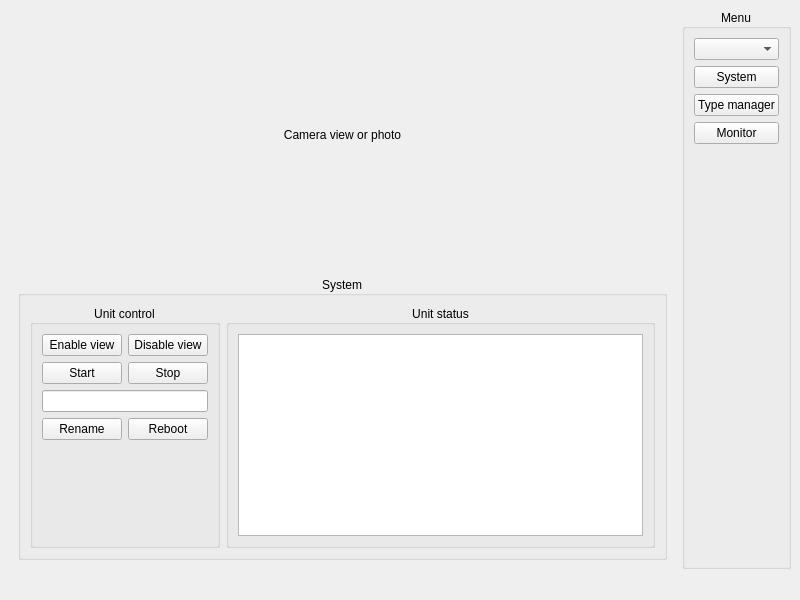
First picture: the form in ControlGUI/src/GUI/mainwindow.ui, repository VinTRiZz/RemoteObjectDetector, before the edit.
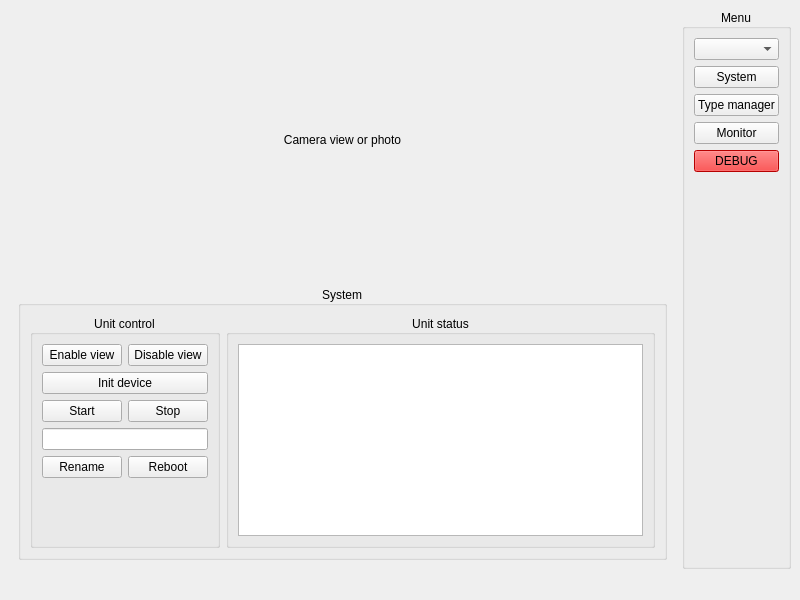
Second picture: the form after the edit. The open tabs and pages were chosen to show the change.

What changed in the file:
```diff
--- a/ControlGUI/src/GUI/mainwindow.ui
+++ b/ControlGUI/src/GUI/mainwindow.ui
@@ -24,7 +24,7 @@
     <item row="1" column="0">
      <widget class="QStackedWidget" name="menu_stackedWidget">
       <property name="currentIndex">
-       <number>0</number>
+       <number>1</number>
       </property>
       <widget class="QWidget" name="system_page">
        <layout class="QHBoxLayout" name="horizontalLayout">
@@ -65,30 +65,6 @@
               <set>Qt::AlignCenter</set>
              </property>
              <layout class="QGridLayout" name="gridLayout_2">
-              <item row="3" column="1">
-               <widget class="QPushButton" name="reboot_pushButton">
-                <property name="text">
-                 <string>Reboot</string>
-                </property>
-               </widget>
-              </item>
-              <item row="2" column="0" colspan="2">
-               <widget class="QLineEdit" name="name_lineEdit"/>
-              </item>
-              <item row="1" column="1">
-               <widget class="QPushButton" name="stop_pushButton">
-                <property name="text">
-                 <string>Stop</string>
-                </property>
-               </widget>
-              </item>
-              <item row="0" column="1">
-               <widget class="QPushButton" name="viewDisable_pushButton">
-                <property name="text">
-                 <string>Disable view</string>
-                </property>
-               </widget>
-              </item>
               <item row="0" column="0">
                <widget class="QPushButton" name="viewEnable_pushButton">
                 <property name="text">
@@ -96,21 +72,28 @@
                 </property>
                </widget>
               </item>
-              <item row="1" column="0">
-               <widget class="QPushButton" name="start_pushButton">
-                <property name="text">
-                 <string>Start</string>
-                </property>
-               </widget>
-              </item>
-              <item row="3" column="0">
+              <item row="4" column="0">
                <widget class="QPushButton" name="rename_pushButton">
                 <property name="text">
                  <string>Rename</string>
                 </property>
                </widget>
               </item>
-              <item row="4" column="0" colspan="2">
+              <item row="2" column="1">
+               <widget class="QPushButton" name="stop_pushButton">
+                <property name="text">
+                 <string>Stop</string>
+                </property>
+               </widget>
+              </item>
+              <item row="4" column="1">
+               <widget class="QPushButton" name="reboot_pushButton">
+                <property name="text">
+                 <string>Reboot</string>
+                </property>
+               </widget>
+              </item>
+              <item row="5" column="0" colspan="2">
                <spacer name="verticalSpacer_3">
                 <property name="orientation">
                  <enum>Qt::Vertical</enum>
@@ -123,6 +106,30 @@
                 </property>
                </spacer>
               </item>
+              <item row="3" column="0" colspan="2">
+               <widget class="QLineEdit" name="name_lineEdit"/>
+              </item>
+              <item row="2" column="0">
+               <widget class="QPushButton" name="start_pushButton">
+                <property name="text">
+                 <string>Start</string>
+                </property>
+               </widget>
+              </item>
+              <item row="0" column="1">
+               <widget class="QPushButton" name="viewDisable_pushButton">
+                <property name="text">
+                 <string>Disable view</string>
+                </property>
+               </widget>
+              </item>
+              <item row="1" column="0" colspan="2">
+               <widget class="QPushButton" name="init_pushButton">
+                <property name="text">
+                 <string>Init device</string>
+                </property>
+               </widget>
+              </item>
              </layout>
             </widget>
            </item>
@@ -148,17 +155,10 @@
               <string>Object manage</string>
              </property>
              <layout class="QGridLayout" name="gridLayout_4">
-              <item row="0" column="0" colspan="2">
-               <widget class="QLineEdit" name="objectName_lineEdit">
-                <property name="placeholderText">
-                 <string>Название класса объектов</string>
-                </property>
-               </widget>
-              </item>
-              <item row="2" column="0">
-               <widget class="QPushButton" name="addObject_pushButton">
+              <item row="1" column="0" colspan="2">
+               <widget class="QPushButton" name="renameObject_pushButton">
                 <property name="text">
-                 <string>Add object</string>
+                 <string>Rename</string>
                 </property>
                </widget>
               </item>
@@ -169,7 +169,14 @@
                 </property>
                </widget>
               </item>
-              <item row="4" column="0" colspan="2">
+              <item row="2" column="0">
+               <widget class="QPushButton" name="addObject_pushButton">
+                <property name="text">
+                 <string>Add object</string>
+                </property>
+               </widget>
+              </item>
+              <item row="3" column="0" colspan="2">
                <spacer name="verticalSpacer_2">
                 <property name="orientation">
                  <enum>Qt::Vertical</enum>
@@ -182,27 +189,10 @@
                 </property>
                </spacer>
               </item>
-              <item row="1" column="0" colspan="2">
-               <widget class="QPushButton" name="renameObject_pushButton">
-                <property name="text">
-                 <string>Rename</string>
-                </property>
-               </widget>
-              </item>
-              <item row="3" column="1">
-               <widget class="QPushButton" name="switchMode_pushButton">
-                <property name="text">
-                 <string>Switch mode</string>
-                </property>
-               </widget>
-              </item>
-              <item row="3" column="0">
-               <widget class="QLabel" name="label">
-                <property name="text">
-                 <string>View mode</string>
-                </property>
-                <property name="alignment">
-                 <set>Qt::AlignCenter</set>
+              <item row="0" column="0" colspan="2">
+               <widget class="QLineEdit" name="objectName_lineEdit">
+                <property name="placeholderText">
+                 <string>Название класса объектов</string>
                 </property>
                </widget>
               </item>
@@ -323,6 +313,16 @@
          </property>
         </widget>
        </item>
+       <item>
+        <widget class="QPushButton" name="DEBUG_pushButton">
+         <property name="styleSheet">
+          <string notr="true">background-color: red;</string>
+         </property>
+         <property name="text">
+          <string>DEBUG</string>
+         </property>
+        </widget>
+       </item>
        <item>
         <spacer name="verticalSpacer">
          <property name="orientation">
```
